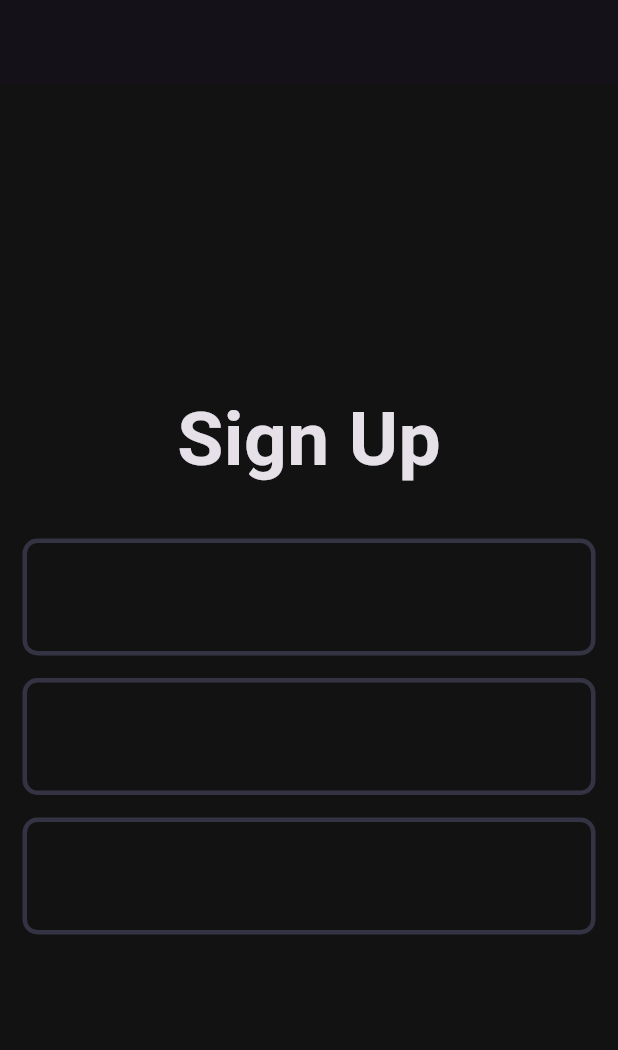
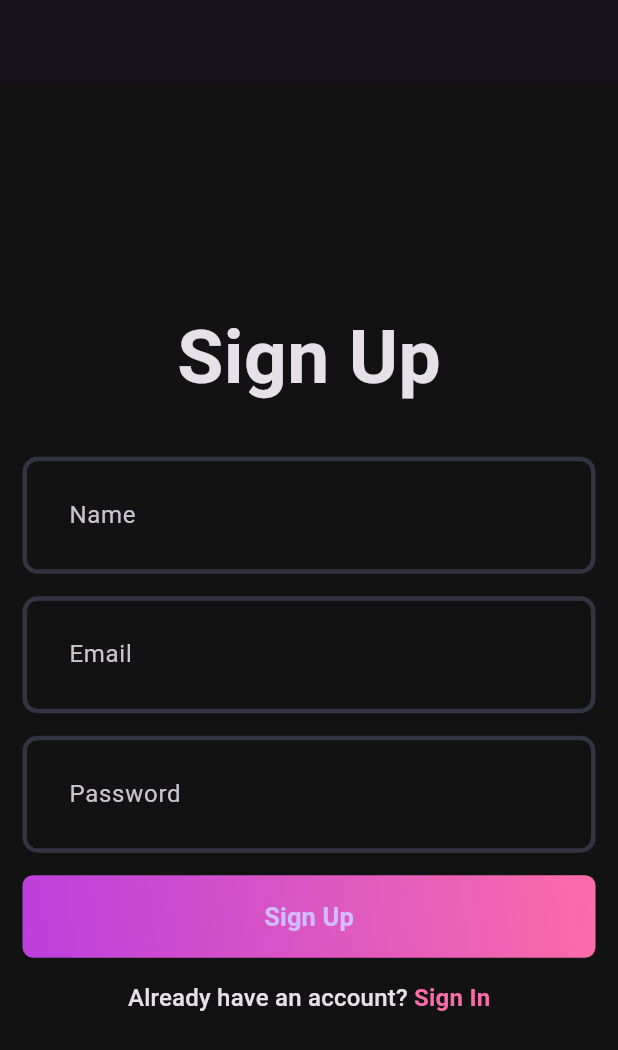
Before and after one commit to Thenameisafsal/spotify-clone-v1, a Flutter app: the screen it shows after launch, on a phone screen of 412 x 824 dp. Shown: the top 1050 px of the screen. Run offline on Flutter 3.47's test engine with Material 3 defaults, Android fonts, the phone set to English and light mode, and no system bars.

Commit message:
signup-page ui base

```diff
--- a/lib/core/theme/theme.dart
+++ b/lib/core/theme/theme.dart
@@ -2,27 +2,22 @@ import 'package:client/core/theme/color_palette.dart';
 import 'package:flutter/material.dart';
 
 class AppTheme {
+  static OutlineInputBorder _border(Color color) => OutlineInputBorder(
+        borderSide: BorderSide(
+          color: color,
+          width: 3,
+        ),
+        borderRadius: BorderRadius.circular(10),
+      );
   static final darkThemeMode = ThemeData.dark().copyWith(
     scaffoldBackgroundColor: Pallete
         .backgroundColor, // copywith is specified here to enable modifying the properties of dart theme
     inputDecorationTheme: InputDecorationTheme(
       contentPadding: const EdgeInsets.all(27),
       // enabled border allows to apply the styles specified even if the field is not focused
-      enabledBorder: OutlineInputBorder(
-        borderSide: const BorderSide(
-          color: Pallete.borderColor,
-          width: 3,
-        ),
-        borderRadius: BorderRadius.circular(10),
-      ),
+      enabledBorder: _border(Pallete.borderColor),
       // focused border specifies the styles to be applied on focus
-      focusedBorder: OutlineInputBorder(
-        borderSide: const BorderSide(
-          color: Pallete.gradient2,
-          width: 3,
-        ),
-        borderRadius: BorderRadius.circular(10),
-      ),
+      focusedBorder: _border(Pallete.gradient2),
     ),
   );
 }
--- a/lib/features/auth/view/pages/signup_page.dart
+++ b/lib/features/auth/view/pages/signup_page.dart
@@ -1,3 +1,5 @@
+import 'package:client/core/theme/color_palette.dart';
+import 'package:client/features/auth/view/widgets/auth_gradient_button.dart';
 import 'package:client/features/auth/view/widgets/custom_text_field.dart';
 import 'package:flutter/material.dart';
 
@@ -35,6 +37,28 @@ class _SignUpPageState extends State<SignUpPage> {
                 height: 15,
               ),
               CustomTextField(hint: "Password"),
+              const SizedBox(
+                height: 15,
+              ),
+              AuthGradientButton(),
+              const SizedBox(
+                height: 15,
+              ),
+              RichText(
+                text: TextSpan(
+                  text: 'Already have an account? ',
+                  style: Theme.of(context).textTheme.titleMedium,
+                  children: [
+                    TextSpan(
+                      text: 'Sign In',
+                      style: TextStyle(
+                        color: Pallete.gradient2,
+                        fontWeight: FontWeight.bold,
+                      ),
+                    ),
+                  ],
+                ),
+              ),
             ],
           ),
         ));
--- /dev/null
+++ b/lib/features/auth/view/widgets/auth_gradient_button.dart
@@ -0,0 +1,32 @@
+import 'package:client/core/theme/color_palette.dart';
+import 'package:flutter/material.dart';
+
+class AuthGradientButton extends StatelessWidget {
+  const AuthGradientButton({super.key});
+
+  @override
+  Widget build(BuildContext context) {
+    // we wrap with container for gradient effect in button as elevated button does not have gradient property
+    return Container(
+      decoration: BoxDecoration(
+        gradient: const LinearGradient(
+          colors: [Pallete.gradient1, Pallete.gradient2],
+          begin: Alignment.bottomLeft,
+          end: Alignment.topRight,
+        ),
+        borderRadius: BorderRadius.circular(7),
+      ),
+      child: ElevatedButton(
+          onPressed: () {},
+          style: ElevatedButton.styleFrom(
+            fixedSize: const Size(395, 55),
+            backgroundColor: Pallete.transparentColor,
+            shadowColor: Pallete.transparentColor,
+          ),
+          child: const Text(
+            'Sign Up',
+            style: TextStyle(fontSize: 17, fontWeight: FontWeight.w600),
+          )),
+    );
+  }
+}
--- a/lib/features/auth/view/widgets/custom_text_field.dart
+++ b/lib/features/auth/view/widgets/custom_text_field.dart
@@ -6,6 +6,10 @@ class CustomTextField extends StatelessWidget {
 
   @override
   Widget build(BuildContext context) {
-    return TextFormField();
+    return TextFormField(
+      decoration: InputDecoration(
+        hintText: hint,
+      ),
+    );
   }
 }
```
